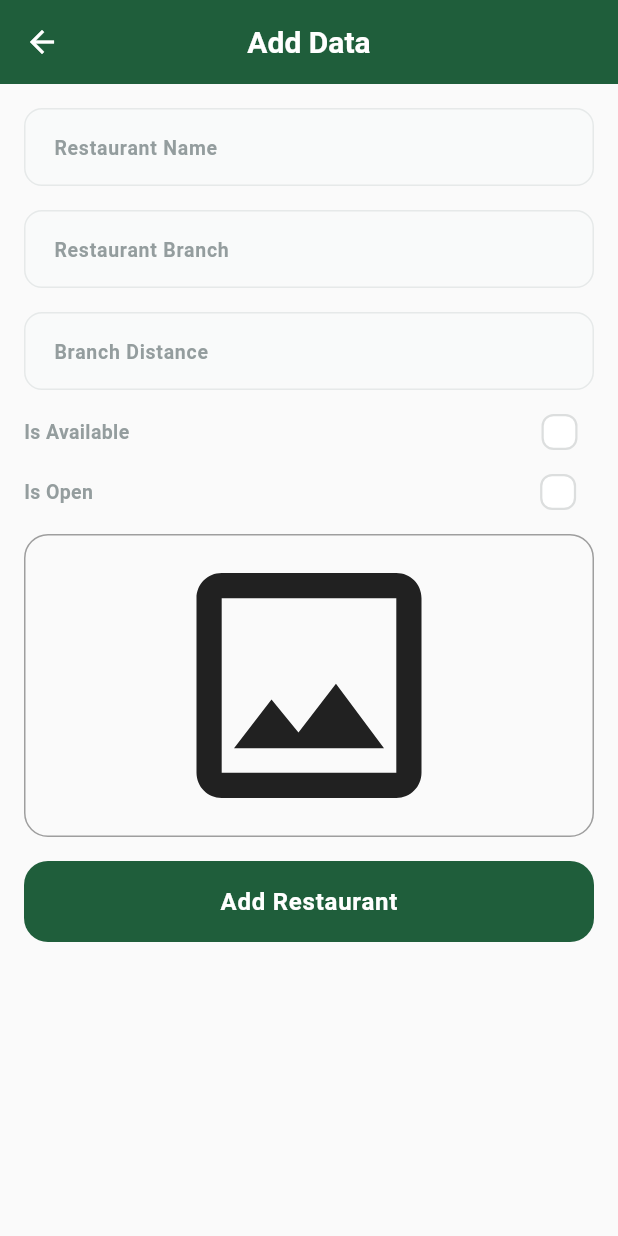
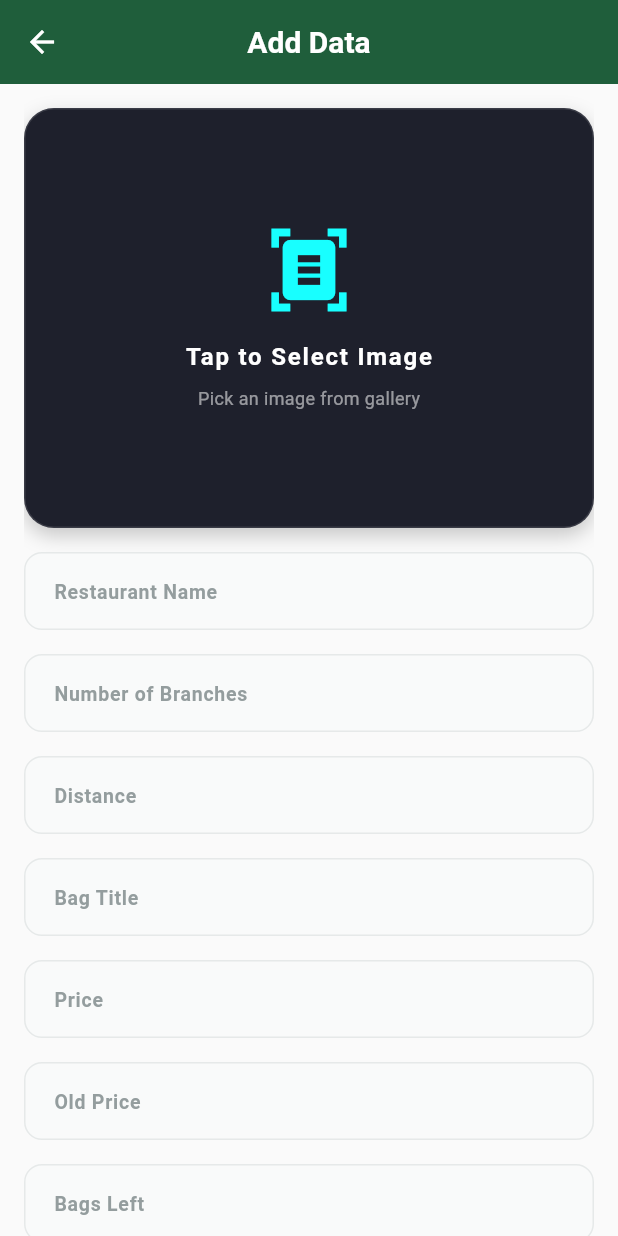
Before and after one commit to SeifAhmed444/xspire_dashboard, a Flutter app: the AddProductView screen opened by its route, on a phone screen of 412 x 824 dp. Run offline on Flutter 3.47's test engine with Material 3 defaults, Android fonts, the phone set to English and light mode, and no system bars; drawn by our look-alikes of modal_progress_hud_nsn, skeletonizer; our stand-ins replace bloc, cloud_firestore, dartz, firebase_core, firebase_storage, flutter_bloc and 4 more; accounts and stored records are empty; statements that could not run were skipped.

Commit message:
fixed issues

```diff
--- /dev/null
+++ b/lib/core/services/segmentation_service.dart
@@ -0,0 +1 @@
+// TODO Implement this library.
--- a/lib/features/add_product/domain/entities/add_product_input_entity.dart
+++ b/lib/features/add_product/domain/entities/add_product_input_entity.dart
@@ -1,25 +1,41 @@
 import 'dart:io';
 
 class AddProductInputEntity {
+  final String? docId;
   final String name;
+  final String logoImage;
+  final String branches;
   final String distance;
-  final String branches;
-  bool isOpend;
   final bool isAvailable;
+  final bool isOpenNow;
+  final String title;
+  final double price;
+  final double oldPrice;
+  final int bagsLeft;
+  final double rating;
+  final List<String>? detectedItems;
+  String? userEmail;
   final File? image;
   String? imageUrl;
-  String? docId;
-  String? userEmail;
+  bool isOpend;
 
   AddProductInputEntity({
+    this.docId,
     required this.name,
+    required this.logoImage,
+    required this.branches,
     required this.distance,
-    required this.branches,
-    required this.isOpend,
     required this.isAvailable,
+    required this.isOpenNow,
+    required this.title,
+    required this.price,
+    required this.oldPrice,
+    required this.bagsLeft,
+    required this.rating,
+    this.detectedItems,
+     this .userEmail,
     this.image,
     this.imageUrl,
-    this.docId,
-    this.userEmail,
+    this.isOpend = false,
   });
 }
--- a/lib/features/add_product/presentation/views/widgets/add_product_view_body.dart
+++ b/lib/features/add_product/presentation/views/widgets/add_product_view_body.dart
@@ -5,8 +5,8 @@ import 'package:xspire_dashboard/core/widgets/custom_button.dart';
 import 'package:xspire_dashboard/core/widgets/custom_text_field.dart';
 import 'package:xspire_dashboard/features/add_product/domain/entities/add_product_input_entity.dart';
 import 'package:xspire_dashboard/features/add_product/presentation/manager/cubit/add_product_cubit.dart';
-import 'package:xspire_dashboard/features/add_product/presentation/views/widgets/image_field.dart';
 import 'package:xspire_dashboard/features/add_product/presentation/views/widgets/is_featured_check_box.dart';
+import 'package:xspire_dashboard/features/add_product/presentation/views/widgets/ai_scanner_widget.dart';
 
 class AddProductViewBody extends StatefulWidget {
   const AddProductViewBody({super.key});
@@ -19,7 +19,10 @@ class _AddProductViewBodyState extends State<AddProductViewBody> {
   final GlobalKey<FormState> _formKey = GlobalKey<FormState>();
   AutovalidateMode autovalidateMode = AutovalidateMode.disabled;
 
-  late String name, branches, distance;
+  late String name, branches, distance, title;
+  double price = 0.0, oldPrice = 0.0, rating = 0.0;
+  int bagsLeft = 0;
+  String? detectedFood;
   File? image;
   bool isOpend = false;
   bool isAvailable = false;
@@ -35,62 +38,144 @@ class _AddProductViewBodyState extends State<AddProductViewBody> {
           child: Column(
             children: [
               const SizedBox(height: 16),
+
+              // ── AI Scanner أول حاجة ──────────────────────────────────
+              AiScannerWidget(
+                onScanComplete: (scannedImage, detectedFoodStr) {
+                  setState(() {
+                    image = scannedImage;
+                    detectedFood = detectedFoodStr;
+                  });
+                },
+              ),
+              const SizedBox(height: 16),
+
+              // ── نتيجة الـ AI ─────────────────────────────────────────
+              if (detectedFood != null) ...[
+                Container(
+                  padding: const EdgeInsets.all(12),
+                  decoration: BoxDecoration(
+                    color: Colors.green.withOpacity(0.1),
+                    borderRadius: BorderRadius.circular(8),
+                    border: Border.all(color: Colors.green),
+                  ),
+                  child: Row(
+                    children: [
+                      const Icon(Icons.check_circle, color: Colors.green),
+                      const SizedBox(width: 8),
+                      Expanded(
+                        child: Text(
+                          'AI Detected: $detectedFood',
+                          style: const TextStyle(fontWeight: FontWeight.bold),
+                        ),
+                      ),
+                    ],
+                  ),
+                ),
+                const SizedBox(height: 16),
+              ],
+
+              // ── Restaurant Info ──────────────────────────────────────
               CustomTextFormField(
-                onSaved: (value) => name = value!,
+                onSaved: (v) => name = v!,
                 hintText: 'Restaurant Name',
                 textInputType: TextInputType.text,
               ),
               const SizedBox(height: 16),
               CustomTextFormField(
-                onSaved: (value) => branches = value!,
-                hintText: 'Restaurant Branch',
+                onSaved: (v) => branches = v!,
+                hintText: 'Number of Branches',
                 textInputType: TextInputType.number,
               ),
               const SizedBox(height: 16),
               CustomTextFormField(
-                onSaved: (value) => distance = value!,
-                hintText: 'Branch Distance',
+                onSaved: (v) => distance = v!,
+                hintText: 'Distance',
                 textInputType: TextInputType.text,
-                maxLines: 1,
               ),
               const SizedBox(height: 16),
-              // Fix: pass correct labels and capture correct values
+
+              // ── Bag Item Info ────────────────────────────────────────
+              CustomTextFormField(
+                onSaved: (v) => title = v!,
+                hintText: 'Bag Title',
+                textInputType: TextInputType.text,
+              ),
+              const SizedBox(height: 16),
+              CustomTextFormField(
+                onSaved: (v) => price = double.tryParse(v!) ?? 0.0,
+                hintText: 'Price',
+                textInputType: TextInputType.number,
+              ),
+              const SizedBox(height: 16),
+              CustomTextFormField(
+                onSaved: (v) => oldPrice = double.tryParse(v!) ?? 0.0,
+                hintText: 'Old Price',
+                textInputType: TextInputType.number,
+              ),
+              const SizedBox(height: 16),
+              CustomTextFormField(
+                onSaved: (v) => bagsLeft = int.tryParse(v!) ?? 0,
+                hintText: 'Bags Left',
+                textInputType: TextInputType.number,
+              ),
+              const SizedBox(height: 16),
+              CustomTextFormField(
+                onSaved: (v) => rating = double.tryParse(v!) ?? 0.0,
+                hintText: 'Rating (0-5)',
+                textInputType: TextInputType.number,
+              ),
+              const SizedBox(height: 16),
+
+              // ── Toggles ──────────────────────────────────────────────
               CheckBox.IsCheckBox(
                 label: 'Is Available',
-                onChanged: (value) => isAvailable = value,
+                onChanged: (v) => isAvailable = v,
               ),
               const SizedBox(height: 16),
               CheckBox.IsCheckBox(
-                label: 'Is Open',
-                onChanged: (value) => isOpend = value,
+                label: 'Is Open Now',
+                onChanged: (v) => isOpend = v,
               ),
               const SizedBox(height: 16),
-              ImageField(
-                onFileChange: (file) => image = file,
-              ),
-              const SizedBox(height: 16),
+
+              // ── Submit ───────────────────────────────────────────────
               CustomButton(
                 onPressed: () {
-                  if (image != null) {
+                  if (image == null) {
+                    ScaffoldMessenger.of(context).showSnackBar(
+                      const SnackBar(
+                        content: Text('Please scan an image first'),
+                        backgroundColor: Colors.red,
+                      ),
+                    );
+                    return;
+                  }
                   if (_formKey.currentState!.validate()) {
                     _formKey.currentState!.save();
-                      // Fix: pass the actual checkbox values instead of
-                      // hardcoded false
                     final input = AddProductInputEntity(
                       name: name,
+                      logoImage: '',
+                      branches: branches,
                       distance: distance,
-                        branches: branches,
                       isAvailable: isAvailable,
+                      isOpenNow: isOpend,
+                      title: title,
+                      price: price,
+                      oldPrice: oldPrice,
+                      bagsLeft: bagsLeft,
+                      rating: rating,
+                      image: image!,
+                      detectedItems: (detectedFood ?? '')
+                          .split(', ')
+                          .where((s) => s.isNotEmpty)
+                          .toList(),
                       isOpend: isOpend,
-                        image: image!,
                     );
                     context.read<AddProductCubit>().addProduct(input);
                   } else {
                     setState(
                         () => autovalidateMode = AutovalidateMode.always);
-                    }
-                  } else {
-                    _showImageError(context);
                   }
                 },
                 text: 'Add Restaurant',
@@ -102,13 +187,4 @@ class _AddProductViewBodyState extends State<AddProductViewBody> {
       ),
     );
   }
-
-  void _showImageError(BuildContext context) {
-    ScaffoldMessenger.of(context).showSnackBar(
-      const SnackBar(
-        content: Text('Please select an image'),
-        backgroundColor: Colors.red,
-      ),
-    );
 }
-}
--- /dev/null
+++ b/lib/features/add_product/presentation/views/widgets/ai_scanner_widget.dart
@@ -0,0 +1,154 @@
+import 'dart:io';
+import 'package:flutter/material.dart';
+import 'package:image_picker/image_picker.dart';
+
+class AiScannerWidget extends StatefulWidget {
+  final Function(File image, String detectedFood) onScanComplete;
+
+  const AiScannerWidget({super.key, required this.onScanComplete});
+
+  @override
+  State<AiScannerWidget> createState() => _AiScannerWidgetState();
+}
+
+class _AiScannerWidgetState extends State<AiScannerWidget> {
+  File? _image;
+  bool _isLoading = false;
+  String? _detectedFood;
+
+
+
+  Future<void> _pickImage() async {
+    try {
+      final pickedFile = await ImagePicker().pickImage(
+        source: ImageSource.gallery,
+        maxWidth: 800,
+        maxHeight: 800,
+        imageQuality: 80,
+      );
+      if (pickedFile != null) {
+        setState(() {
+          _image = File(pickedFile.path);
+          _detectedFood = "Image Selected";
+        });
+
+        // Call the callback with the selected image
+        widget.onScanComplete(_image!, _detectedFood ?? "Image Selected");
+      }
+    } catch (e) {
+      debugPrint("Image picker error: $e");
+      if (mounted) {
+        ScaffoldMessenger.of(context).showSnackBar(
+          SnackBar(content: Text('Error picking image: $e')),
+        );
+      }
+    }
+  }
+
+  @override
+  Widget build(BuildContext context) {
+    return Column(
+      crossAxisAlignment: CrossAxisAlignment.stretch,
+      children: [
+        GestureDetector(
+          onTap: _isLoading ? null : _pickImage,
+          child: Container(
+            height: 280,
+            decoration: BoxDecoration(
+              color: const Color(0xFF1E202C),
+              borderRadius: BorderRadius.circular(20),
+              border: Border.all(
+                color: _isLoading ? Colors.cyanAccent : Colors.white12,
+                width: _isLoading ? 2 : 1,
+              ),
+              boxShadow: _isLoading ? [
+                BoxShadow(
+                  color: Colors.cyanAccent.withOpacity(0.3),
+                  blurRadius: 20,
+                  spreadRadius: 2,
+                )
+              ] : [
+                BoxShadow(
+                  color: Colors.black.withOpacity(0.2),
+                  blurRadius: 10,
+                  offset: const Offset(0, 5),
+                )
+              ],
+            ),
+            child: ClipRRect(
+              borderRadius: BorderRadius.circular(20),
+              child: Stack(
+                fit: StackFit.expand,
+                children: [
+                  if (_image == null)
+                    Center(
+                      child: _isLoading
+                          ? const CircularProgressIndicator(color: Colors.cyanAccent)
+                          : const Column(
+                              mainAxisAlignment: MainAxisAlignment.center,
+                              children: [
+                                Icon(Icons.document_scanner, size: 60, color: Colors.cyanAccent),
+                                SizedBox(height: 16),
+                                Text(
+                                  'Tap to Select Image',
+                                  style: TextStyle(
+                                    color: Colors.white,
+                                    fontSize: 16,
+                                    fontWeight: FontWeight.w600,
+                                    letterSpacing: 1.2
+                                  ),
+                                ),
+                                SizedBox(height: 8),
+                                Text(
+                                  'Pick an image from gallery',
+                                  style: TextStyle(color: Colors.white54, fontSize: 12),
+                                ),
+                              ],
+                            ),
+                    )
+                  else
+                    Image.file(_image!, fit: BoxFit.contain),
+                ],
+              ),
+            ),
+          ),
+        ),
+        if (_detectedFood != null) ...[
+          const SizedBox(height: 20),
+          Container(
+            padding: const EdgeInsets.symmetric(vertical: 16, horizontal: 20),
+            decoration: BoxDecoration(
+              gradient: const LinearGradient(
+                colors: [Color(0xFF2C3E50), Color(0xFF3498DB)],
+              ),
+              borderRadius: BorderRadius.circular(15),
+              boxShadow: [
+                BoxShadow(
+                  color: Colors.blue.withOpacity(0.3),
+                  blurRadius: 10,
+                  offset: const Offset(0, 4),
+                )
+              ]
+            ),
+            child: Row(
+              children: [
+                const Icon(Icons.check_circle, color: Colors.white),
+                const SizedBox(width: 12),
+                Expanded(
+                  child: Text(
+                    'Image: $_detectedFood',
+                    style: const TextStyle(
+                      color: Colors.white,
+                      fontSize: 16,
+                      fontWeight: FontWeight.bold,
+                    ),
+                  ),
+                ),
+              ],
+            ),
+          ),
+        ],
+      ],
+    );
+  }
+}
--- a/pubspec.yaml
+++ b/pubspec.yaml
@@ -39,6 +39,7 @@ dependencies:
     sdk: flutter
   flutter_bloc: ^9.1.1
   get_it: ^9.2.1
+  image: ^4.8.0
   image_picker: ^1.2.1
   modal_progress_hud_nsn: ^0.5.1
   path: ^1.9.1
```
Also changed, not shown: lib/features/add_product/data/models/add_product_input_model.dart (+77 -29 lines), lib/features/add_product/presentation/manager/cubit/add_product_cubit.dart (+21 -18 lines), pubspec.lock. Lines whose indentation alone changed are shown as unchanged.
